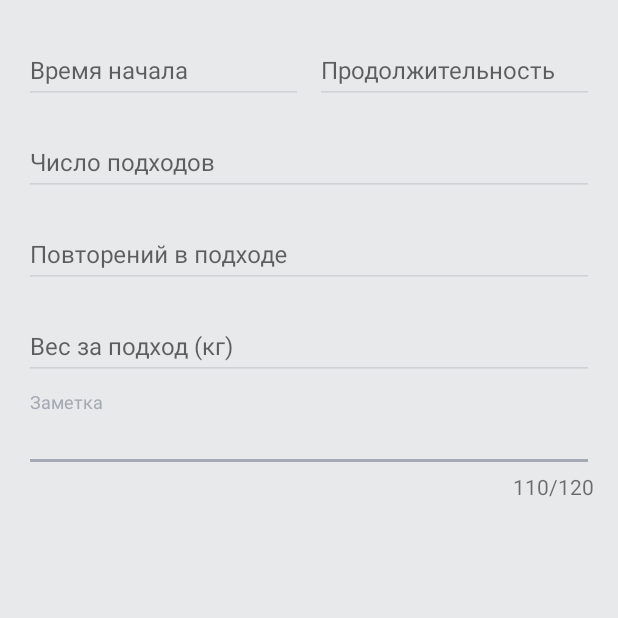
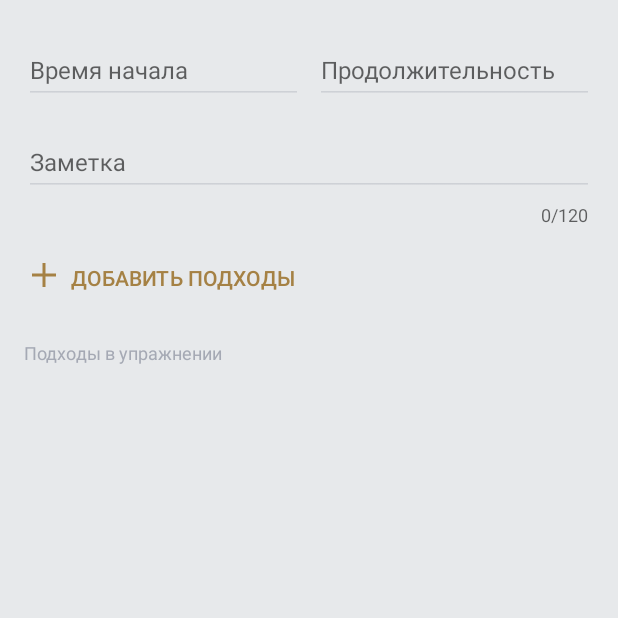
Before and after one commit to Khavronsky/UnitedExercises, an Android app: the fragment PowerExPerformFragment shown on its own in the app's theme, on a phone screen of 412 x 824 dp, the top half of it. Run offline under Robolectric (Android 15) with nearby library versions, the phone set to English and light mode, and no system bars; our stand-ins replace ButterKnife; 4 statements that could not run were skipped.

Commit message:
- правки-правки

```diff
--- a/app/src/main/java/com/khavronsky/unitedexercises/presentation/exercise/exercise_performance/ExercisePerformActivity.java
+++ b/app/src/main/java/com/khavronsky/unitedexercises/presentation/exercise/exercise_performance/ExercisePerformActivity.java
@@ -161,7 +161,7 @@ public class ExercisePerformActivity extends AppCompatActivity implements View.O
             // это не использовать getter setter constructor у фрагментов!!!!!! мы подвержены багам
             // при повороте/пересоздании мы упадем на нуллпоинтере. Если у нас есть листенер нам нужно проверять
             // на нуллл!!!
-            ((CardioExPerformFragment) fragment).setListener(this);
+//            ((CardioExPerformFragment) fragment).setListener(this);
         } else {
             fragment = PowerExPerformFragment.newInstance(mModelOfExercisePerformance);
         }
--- a/app/src/main/java/com/khavronsky/unitedexercises/presentation/exercise/exercise_performance/fragments/PowerExPerformFragment.java
+++ b/app/src/main/java/com/khavronsky/unitedexercises/presentation/exercise/exercise_performance/fragments/PowerExPerformFragment.java
@@ -3,10 +3,9 @@ package com.khavronsky.unitedexercises.presentation.exercise.exercise_performanc
 import com.khavronsky.unitedexercises.R;
 import com.khavronsky.unitedexercises.presentation.exercise.exercises_models.ExerciseModel;
 import com.khavronsky.unitedexercises.presentation.exercise.exercises_models.ModelOfExercisePerformance;
-import com.khavronsky.unitedexercises.presentation.exercise.exercises_models.PowerExerciseModel;
+import com.khavronsky.unitedexercises.utils.TextWatcherWithPostfix;
 import com.khavronsky.unitedexercises.utils.import_from_grand_project.BaseDialogFragment;
 import com.khavronsky.unitedexercises.utils.import_from_grand_project.IDialogFragment;
-import com.khavronsky.unitedexercises.utils.import_from_grand_project.IntNumPickerFragment;
 import com.khavronsky.unitedexercises.utils.import_from_grand_project.TimePickerDialogFragment;
 
 import android.os.Bundle;
@@ -31,13 +30,7 @@ public class PowerExPerformFragment extends Fragment implements IDialogFragment,
     //region fields
     public final static String FRAGMENT_TAG = ExerciseModel.ExerciseType.POWER.name();
 
-    private final static String DURATION = "duration";
-
-    private final static String SETS = "sets";
-
-    private final static String REPEATS = "repeats";
-
-    private final static String WEIGHT = "weight";
+    private final static String POSTFIX_FOR_DURATION_FIELD = " мин";
 
     @BindView(R.id.ex_power_perform_start_time)
     EditText mStartTime;
@@ -45,25 +38,17 @@ public class PowerExPerformFragment extends Fragment implements IDialogFragment,
     @BindView(R.id.ex_power_perform_duration)
     EditText mDuration;
 
-    @BindView(R.id.ex_power_perform_sets)
-    EditText mSets;
-
-    @BindView(R.id.ex_power_perform_repeats)
-    EditText mRepeats;
-
-    @BindView(R.id.ex_power_perform_weight)
-    EditText mWeight;
-
     @BindView(R.id.ex_power_perform_note)
     EditText mNote;
+
+    @BindView(R.id.ex_power_perform_frg)
+    View rootLayout;
 
     private Calendar date = Calendar.getInstance();
 
     private BaseDialogFragment mDialog;
 
     private Unbinder unbinder;
-
-    private String pickerOnScreen = "";
 
     private ModelOfExercisePerformance mModelOfExercisePerformance;
     //endregion
@@ -90,23 +75,16 @@ public class PowerExPerformFragment extends Fragment implements IDialogFragment,
 
     private void init(final View v) {
         setDate();
-        mDuration.setText(String.valueOf(
-                mModelOfExercisePerformance
-                        .getDuration()));
-        mSets.setText(String.valueOf(
-                ((PowerExerciseModel) mModelOfExercisePerformance
-                        .getExercise())
-                        .getSets()));
-        mRepeats.setText(String.valueOf(
-                ((PowerExerciseModel) mModelOfExercisePerformance
-                        .getExercise())
-                        .getRepeats()));
-        mWeight.setText(String.valueOf(
-                ((PowerExerciseModel) mModelOfExercisePerformance
-                        .getExercise())
-                        .getWeight()));
+        mDuration.setText(String.valueOf(mModelOfExercisePerformance.getDuration()) + POSTFIX_FOR_DURATION_FIELD);
+        TextWatcherWithPostfix textWatcherWithPostfix = new TextWatcherWithPostfix(" мин", mDuration);
+        textWatcherWithPostfix.setListener((value, textWithPostfix) -> {
+            mModelOfExercisePerformance.setDuration(value);
+            mDuration.setText(textWithPostfix);
+        });
+        mDuration.addTextChangedListener(textWatcherWithPostfix);
         mNote.setText(mModelOfExercisePerformance.getNote());
         mNote.addTextChangedListener(this);
+        rootLayout.setFocusableInTouchMode(true);
     }
 
     private void setDate() {
@@ -133,8 +111,7 @@ public class PowerExPerformFragment extends Fragment implements IDialogFragment,
     //endregion
 
     //region IDialogFragment
-    @OnClick({R.id.ex_power_perform_start_time, R.id.ex_power_perform_duration, R.id.ex_power_perform_sets, R.id
-            .ex_power_perform_repeats, R.id.ex_power_perform_weight})
+    @OnClick({R.id.ex_power_perform_start_time, R.id.ex_power_perform_duration})
     void showPicker(EditText v) {
         int id = v.getId();
         switch (id) {
@@ -147,33 +124,7 @@ public class PowerExPerformFragment extends Fragment implements IDialogFragment,
                 }
                 break;
             case R.id.ex_power_perform_duration:
-                pickerOnScreen = DURATION;
-                showIntPicker(0, 1440, mModelOfExercisePerformance.getDuration(), 1);
                 break;
-            case R.id.ex_power_perform_sets:
-                pickerOnScreen = SETS;
-                showIntPicker(1, 20, ((PowerExerciseModel) (mModelOfExercisePerformance.getExercise())).getSets(),
-                        1);
-                break;
-            case R.id.ex_power_perform_repeats:
-                pickerOnScreen = REPEATS;
-                showIntPicker(1, 50,
-                        ((PowerExerciseModel) (mModelOfExercisePerformance.getExercise())).getRepeats(), 1);
-                break;
-            case R.id.ex_power_perform_weight:
-                //fixme поменять на floatPicker??????
-                pickerOnScreen = WEIGHT;
-                showIntPicker(1, 500,
-                        ((PowerExerciseModel) (mModelOfExercisePerformance.getExercise())).getWeight(), 1);
-                break;
-        }
-    }
-
-    void showIntPicker(int min, int max, int currentVal, int onePointVal) {
-        if (mDialog == null) {
-            mDialog = IntNumPickerFragment.newInstance(min, max, currentVal, onePointVal);
-            mDialog.setCallback(this);
-            mDialog.show(getFragmentManager(), "picker");
         }
     }
 
@@ -186,29 +137,6 @@ public class PowerExPerformFragment extends Fragment implements IDialogFragment,
             mModelOfExercisePerformance.setStartTime(date.getTimeInMillis());
             setDate();
         }
-        if (mDialog instanceof IntNumPickerFragment) {
-            mDialog.dismiss();
-            switch (pickerOnScreen) {
-                case DURATION:
-                    mModelOfExercisePerformance.setDuration((int) o);
-                    mDuration.setText(o + " мин");
-                    break;
-                case SETS:
-                    ((PowerExerciseModel) mModelOfExercisePerformance.getExercise()).setSets((int) o);
-                    mSets.setText(String.valueOf(o));
-                    break;
-                case REPEATS:
-                    ((PowerExerciseModel) mModelOfExercisePerformance.getExercise()).setRepeats((int) o);
-                    mRepeats.setText(String.valueOf(o));
-                    break;
-                case WEIGHT:
-                    ((PowerExerciseModel) mModelOfExercisePerformance.getExercise()).setWeight((int) o);
-                    mWeight.setText(String.valueOf(o));
-                    break;
-            }
-            mDialog = null;
-        }
-        pickerOnScreen = null;
     }
 
     @Override
--- a/app/src/main/res/layout/power_ex_perform_fragment.xml
+++ b/app/src/main/res/layout/power_ex_perform_fragment.xml
@@ -1,5 +1,6 @@
 <?xml version="1.0" encoding="utf-8"?>
-<LinearLayout xmlns:android="http://schemas.android.com/apk/res/android"
+<LinearLayout android:id="@+id/ex_power_perform_frg"
+    xmlns:android="http://schemas.android.com/apk/res/android"
     xmlns:app="http://schemas.android.com/apk/res-auto"
     android:layout_width="match_parent"
     android:layout_height="match_parent"
@@ -63,68 +64,13 @@
     </LinearLayout>
 
     <android.support.design.widget.TextInputLayout
-        android:id="@+id/ex_power_perform_sets_layout"
-        android:layout_width="match_parent"
-        android:layout_height="wrap_content"
-        android:layout_marginTop="8dp"
-        android:focusable="false"
-        app:errorEnabled="false"
-        app:errorTextAppearance="@style/HintTextStyle">
-
-        <EditText
-            android:id="@+id/ex_power_perform_sets"
-            android:layout_width="match_parent"
-            android:layout_height="wrap_content"
-            android:cursorVisible="false"
-            android:focusable="false"
-            android:hint="Число подходов"
-            android:textSize="16sp" />
-    </android.support.design.widget.TextInputLayout>
-
-    <android.support.design.widget.TextInputLayout
-        android:id="@+id/ex_power_perform_repeats_layout"
-        android:layout_width="match_parent"
-        android:layout_height="wrap_content"
-        android:layout_marginTop="8dp"
-        android:focusable="false"
-        app:errorEnabled="false"
-        app:errorTextAppearance="@style/HintTextStyle">
-
-        <EditText
-            android:id="@+id/ex_power_perform_repeats"
-            android:layout_width="match_parent"
-            android:layout_height="wrap_content"
-            android:cursorVisible="false"
-            android:focusable="false"
-            android:hint="Повторений в подходе"
-            android:textSize="16sp" />
-    </android.support.design.widget.TextInputLayout>
-
-    <android.support.design.widget.TextInputLayout
-        android:id="@+id/ex_power_perform_weight_layout"
-        android:layout_width="match_parent"
-        android:layout_height="wrap_content"
-        android:layout_marginTop="8dp"
-        android:focusable="false"
-        app:errorEnabled="false"
-        app:errorTextAppearance="@style/HintTextStyle">
-
-        <EditText
-            android:id="@+id/ex_power_perform_weight"
-            android:layout_width="match_parent"
-            android:layout_height="wrap_content"
-            android:cursorVisible="false"
-            android:focusable="false"
-            android:hint="Вес за подход (кг)"
-            android:textSize="16sp" />
-    </android.support.design.widget.TextInputLayout>
-
-    <android.support.design.widget.TextInputLayout
         android:id="@+id/ex_power_perform_note_layout"
         android:layout_width="match_parent"
         android:layout_height="wrap_content"
         android:layout_marginTop="8dp"
         android:focusable="false"
+        app:counterEnabled="true"
+        app:counterMaxLength="120"
         app:errorEnabled="false"
         app:errorTextAppearance="@style/HintTextStyle">
 
@@ -133,31 +79,63 @@
             android:layout_width="match_parent"
             android:layout_height="wrap_content"
             android:hint="Заметка"
+            android:maxLength="120"
             android:textSize="16sp" />
+    </android.support.design.widget.TextInputLayout>
 
     <LinearLayout
-            android:id="@+id/cardio_ex_perform_letters_counter"
         android:layout_width="wrap_content"
         android:layout_height="wrap_content"
-            android:layout_gravity="end"
-            android:orientation="horizontal">
+        android:layout_marginTop="16dp"
+        android:orientation="horizontal"
+        android:paddingBottom="8dp"
+        android:paddingEnd="5dp"
+        android:paddingStart="5dp"
+        android:paddingTop="8dp">
+
+        <ImageView
+            android:layout_width="wrap_content"
+            android:layout_height="wrap_content"
+
+            android:src="@drawable/ic_add_copy" />
 
         <TextView
-                android:id="@+id/cardio_ex_number_of_letters"
+            android:id="@+id/ex_power_perform_add_sets_btn"
             android:layout_width="wrap_content"
             android:layout_height="wrap_content"
-                android:text="110" />
+            android:layout_gravity="center_horizontal"
+            android:layout_marginStart="10dp"
+            android:fontFamily="sans-serif-medium"
+            android:lineSpacingExtra="6sp"
+            android:text="ДОБАВИТЬ ПОДХОДЫ"
+            android:textColor="@color/gold3"
+            android:textSize="14sp"
+            android:textStyle="normal" />
+
+    </LinearLayout>
+
+    <LinearLayout
+        android:id="@+id/ex_power_perform_sets"
+        android:layout_width="match_parent"
+        android:layout_height="wrap_content"
+        android:layout_marginTop="24dp"
+        android:orientation="vertical">
 
         <TextView
+            android:id="@+id/ex_power_perform_sets_title"
             android:layout_width="wrap_content"
             android:layout_height="wrap_content"
-                android:text="/" />
+            android:fontFamily="sans-serif"
+            android:text="Подходы в упражнении"
+            android:textColor="@color/gray2"
+            android:textSize="12sp"
+            android:textStyle="normal" />
 
-            <TextView
-                android:id="@+id/cardio_ex_letters_limit"
+        <android.support.v7.widget.RecyclerView
+            android:id="@+id/ex_power_perform_sets_list"
             android:layout_width="wrap_content"
-                android:layout_height="wrap_content"
-                android:text="120" />
+            android:layout_height="wrap_content">
+
+        </android.support.v7.widget.RecyclerView>
     </LinearLayout>
-    </android.support.design.widget.TextInputLayout>
 </LinearLayout>
```
Also changed, not shown: app/src/main/java/com/khavronsky/unitedexercises/presentation/exercise/exercise_performance/fragments/CardioExPerformFragment.java (+35 -63 lines), app/src/main/java/com/khavronsky/unitedexercises/utils/TextWatcherWithPostfix.java (added, +83 -0 lines), app/src/main/res/layout/cardio_ex_perform_fragment.xml (+11 -30 lines), app/src/main/res/drawable-hdpi/ic_add_copy.png (added), app/src/main/res/drawable-mdpi/ic_add_copy.png (added), app/src/main/res/drawable-xhdpi/ic_add_copy.png (added), app/src/main/res/drawable-xxhdpi/ic_add_copy.png (added), app/src/main/res/drawable-xxxhdpi/ic_add_copy.png (added). Lines whose indentation alone changed are shown as unchanged.
